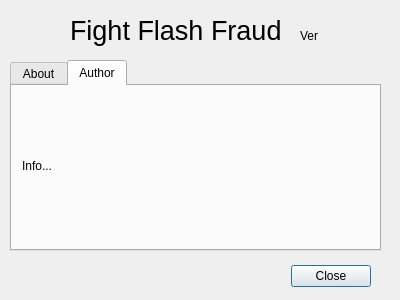
Above: helpwindow.ui from zwpwjwtz/f3-qt before the change. Below: the same form after it.
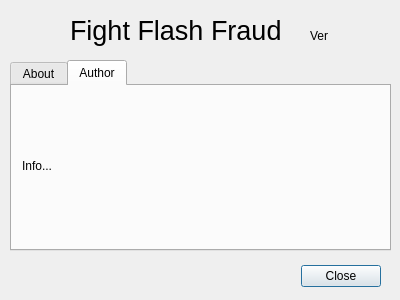
That is the form after the change. The open tabs and pages were chosen to show the change. Icons and pictures are not drawn.

Commit message: Tweak widget position

```diff
--- a/helpwindow.ui
+++ b/helpwindow.ui
@@ -16,9 +16,9 @@
   <widget class="QDialogButtonBox" name="buttonBox">
    <property name="geometry">
     <rect>
-     <x>30</x>
+     <x>20</x>
      <y>260</y>
-     <width>341</width>
+     <width>361</width>
      <height>32</height>
     </rect>
    </property>
@@ -66,7 +66,7 @@
     <rect>
      <x>10</x>
      <y>60</y>
-     <width>371</width>
+     <width>381</width>
      <height>191</height>
     </rect>
    </property>
@@ -96,9 +96,9 @@
      <property name="geometry">
       <rect>
        <x>10</x>
-       <y>20</y>
-       <width>331</width>
-       <height>121</height>
+       <y>0</y>
+       <width>351</width>
+       <height>161</height>
       </rect>
      </property>
      <property name="text">
@@ -122,9 +122,9 @@
   <widget class="QLabel" name="labelVersion">
    <property name="geometry">
     <rect>
-     <x>300</x>
+     <x>310</x>
      <y>20</y>
-     <width>71</width>
+     <width>81</width>
      <height>31</height>
     </rect>
    </property>
```
Left out of the diff: 2 changed lines with no effect on the pictures. The commit also changes 4 other files.
